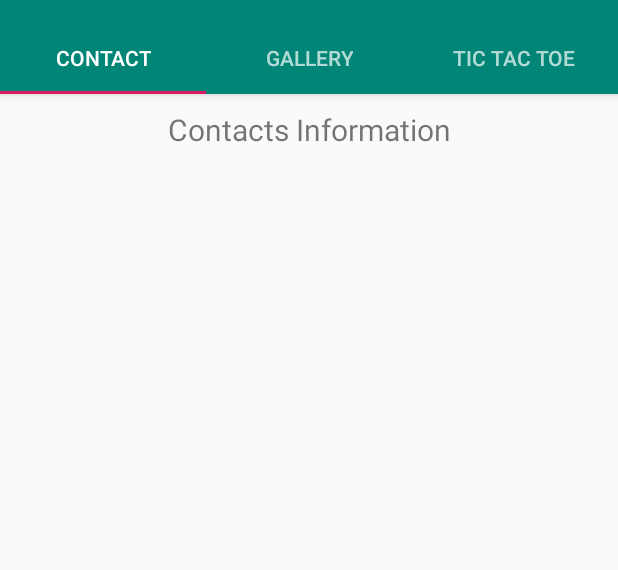
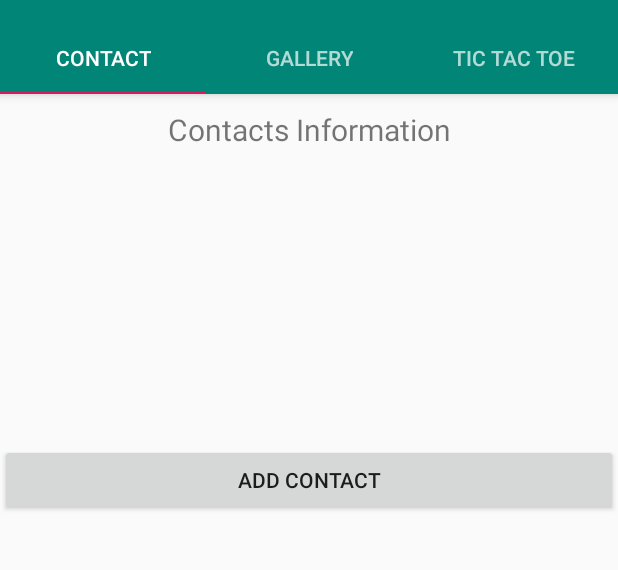
Before and after one commit to bhanghj3094/MyApplication, an Android app: the screen it shows after launch (MainActivity), on a phone screen of 412 x 824 dp, the part 74-644 px from its top. Run offline under Robolectric (Android 15) with nearby library versions, the phone set to English and light mode, and no system bars; 1 statement that could not run was skipped.

Commit message:
add contact

```diff
--- a/app/src/main/java/com/example/q/myapplication/Tab3.java
+++ b/app/src/main/java/com/example/q/myapplication/Tab3.java
@@ -134,6 +134,7 @@ public class Tab3  extends Fragment implements View.OnClickListener {
         outState.putInt("player2points",player2Points);
         outState.putBoolean("player1Turn",player1Turn);
     }
+
     @Override
     public void onActivityCreated(Bundle savedInstanceState) {
             super.onActivityCreated(savedInstanceState);
@@ -152,7 +153,6 @@ public class Tab3  extends Fragment implements View.OnClickListener {
     @Override
     public View onCreateView(LayoutInflater inflater, ViewGroup container,
                              Bundle savedInstanceState) {
-
         View rootView = inflater.inflate(R.layout.tab3, container, false);
         textViewPlayer1 = rootView.findViewById(R.id.text_view_p1);
         textViewPlayer2 = rootView.findViewById(R.id.text_view_p2);
--- a/app/src/main/res/layout/tab1.xml
+++ b/app/src/main/res/layout/tab1.xml
@@ -23,4 +23,16 @@
         android:layout_alignParentTop="true"
         android:layout_marginTop="42dp" />
 
+    <Button
+        android:id="@+id/add"
+        android:layout_width="match_parent"
+        android:layout_height="wrap_content"
+        android:layout_alignParentStart="true"
+        android:layout_alignParentLeft="true"
+        android:layout_alignParentTop="true"
+        android:layout_marginStart="0dp"
+        android:layout_marginLeft="0dp"
+        android:layout_marginTop="233dp"
+        android:text="@string/add" />
+
 </RelativeLayout>
--- a/app/src/main/res/values/strings.xml
+++ b/app/src/main/res/values/strings.xml
@@ -6,5 +6,6 @@
     <string name="player1">Player 1 : 0</string>
     <string name="player2">Player 2 : 0</string>
     <string name="reset">Reset</string>
+    <string name="add">Add Contact</string>
     <string name="section_format">Hello World from section: %1$d</string>
 </resources>
```
Also changed, not shown: app/src/main/java/com/example/q/myapplication/Tab1.java (+20 -7 lines).
